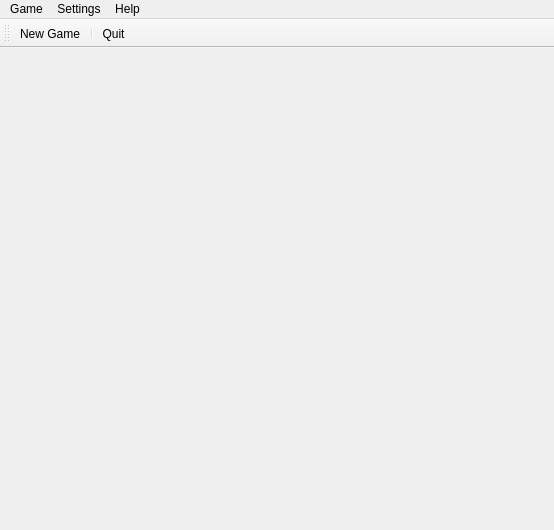
Qt form ui/mainWindow.ui (gulp21/QeoDart) before a commit.
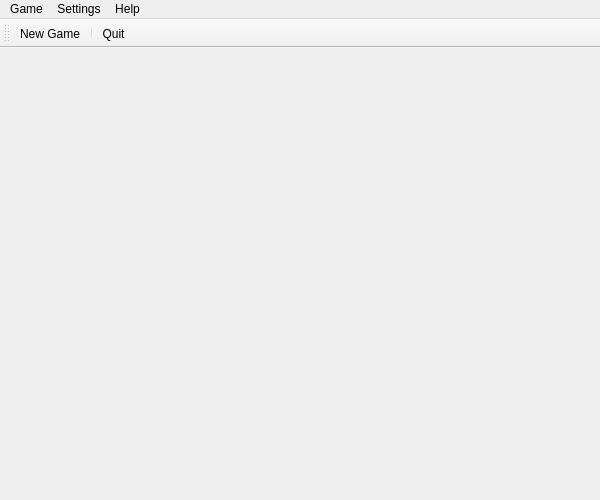
The same form after that commit.

Commit message: show click positions of individual players

```diff
--- a/ui/mainWindow.ui
+++ b/ui/mainWindow.ui
@@ -6,8 +6,8 @@
    <rect>
     <x>0</x>
     <y>0</y>
-    <width>554</width>
-    <height>530</height>
+    <width>600</width>
+    <height>500</height>
    </rect>
   </property>
   <property name="minimumSize">
@@ -41,8 +41,8 @@
     <rect>
      <x>0</x>
      <y>0</y>
-     <width>554</width>
-     <height>20</height>
+     <width>600</width>
+     <height>21</height>
     </rect>
    </property>
    <widget class="QMenu" name="menuSpiel">
```
Left out of the diff: 90 changed lines with no effect on the pictures. The commit also changes 2 other files.
